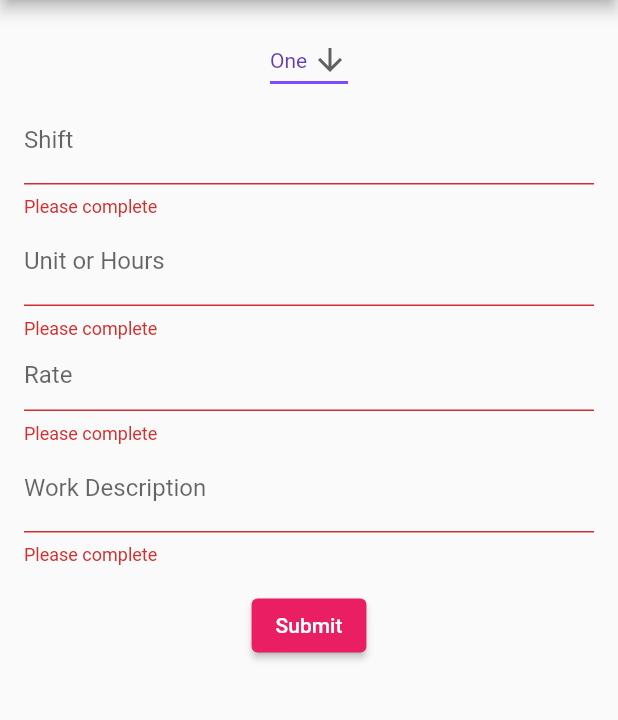
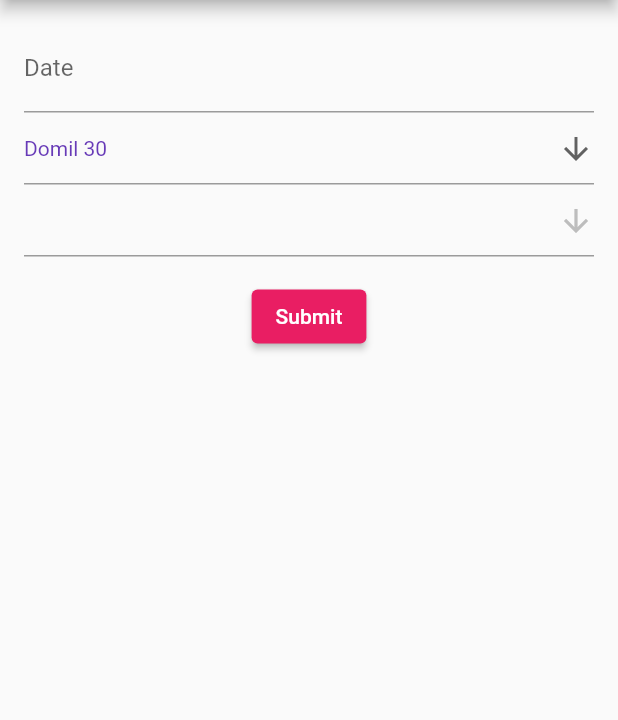
Before and after one commit to femiadeniyi/invoice-app, a Flutter app: the InvoiceForm screen opened directly, after a tap on "Submit", on a phone screen of 412 x 824 dp, the part 84-804 px from its top. Run offline on Flutter 3.47's test engine with Material 2 defaults, Android fonts, the phone set to English and light mode, and no system bars; our stand-ins replace cloud_functions, firebase_core, shared_preferences; accounts and stored records are empty.

Commit message:
feat(50% implemented): need to add to user system then done basic

```diff
--- a/lib/components/invoice.dart
+++ b/lib/components/invoice.dart
@@ -146,7 +146,7 @@ class InvoiceState extends State<Invoice> {
           // SizedBox(height: 8.0),
           FloatingActionButton.extended(
             onPressed: (){_openFormDialog();},
-            label: Text("Add Invoice"),
+            label: Text("Add to timesheet"),
             icon: Icon(Icons.add),
             backgroundColor: Colors.pink,
           ),
--- a/lib/components/invoice_form.dart
+++ b/lib/components/invoice_form.dart
@@ -2,6 +2,7 @@ import 'package:flutter/material.dart';
 import 'package:flutter/services.dart';
 import 'package:intl/intl.dart';
 import 'package:invoice_app/model/invoice_item.dart';
+import 'package:invoice_app/structs/Shift.dart';
 
 class InvoiceForm extends StatefulWidget {
   @override
@@ -14,12 +15,57 @@ class _InvoiceFormState extends State<InvoiceForm> {
   TextEditingController _textEditingController = TextEditingController();
 
   late String shift;
+  String units = "1";
+  late String description;
+  late double rate;
 
-  late double units;
 
-  late String description;
+  List<String> units_selection = [];
+  var shift_values = Shift.defaultValues().map((e) => e.name).toList();
 
-  late double rate;
+
+  setUnitsSelection(){
+    switch (name) {
+      case "Domil 60":
+      case "Domil 45":
+      case "Domil 30": {
+        setState(() {
+          units = "1";
+          units_selection = ["1","2","3","4","5","6"];
+        });
+        break;
+      }
+      case "Long Shift": {
+         setState(() {
+           units = "1 - 12 Hours";
+           units_selection = ["1 - 12 Hours"];
+         });
+        break;
+      }
+      case "Waking Night": {
+        setState(() {
+          units = "1";
+          units_selection = ["1","2","3","4","5","6","7","8","9","10","11","12"];
+        });
+        break;
+      }
+      case "Live in Weekly": {
+        setState(() {
+          units = "1 day";
+          units_selection = ["1 day","2 days","3 days","4 days","5 days","6 days","7 - 1 Week"];
+        });
+        break;
+      }
+      case "Live in Daily": {
+        print("hey");
+        setState(() {
+          units = "1";
+          units_selection = ["1"];
+        });
+        break;
+      }
+    }
+  }
 
   _selectDate(context) async {
     var selectedDate = await showDatePicker(
@@ -33,7 +79,7 @@ class _InvoiceFormState extends State<InvoiceForm> {
     }
   }
 
-  String dropdownValue = 'One';
+  String name = Shift.defaultValues().first.name;
 
   @override
   Widget build(BuildContext context) {
@@ -48,34 +94,11 @@ class _InvoiceFormState extends State<InvoiceForm> {
             padding: EdgeInsets.all(16),
             child: Column(
               children: [
-                DropdownButton<String>(
-                  value: dropdownValue,
-                  icon: const Icon(Icons.arrow_downward),
-                  iconSize: 24,
-                  elevation: 16,
-                  style: const TextStyle(color: Colors.deepPurple),
-                  underline: Container(
-                    height: 2,
-                    color: Colors.deepPurpleAccent,
-                  ),
-                  onChanged: (String? newValue) {
-                    setState(() {
-                      dropdownValue = newValue!;
-                    });
-                  },
-                  items: <String>['One', 'Two', 'Free', 'Four']
-                      .map<DropdownMenuItem<String>>((String value) {
-                    return DropdownMenuItem<String>(
-                      value: value,
-                      child: Text(value),
-                    );
-                  }).toList(),
-                ),
                 TextFormField(
                     onSaved: (value) {
                       shift = value!;
                     },
-                    decoration: const InputDecoration(labelText: "Shift"),
+                    decoration: const InputDecoration(labelText: "Date"),
                     controller: _textEditingController,
                     onTap: () {
                       _selectDate(context);
@@ -86,67 +109,64 @@ class _InvoiceFormState extends State<InvoiceForm> {
                       }
                       return null;
                     }),
-                TextFormField(
-                    onSaved: (value) {
-                      units = double.parse(value!);
-                    },
-                    keyboardType: TextInputType.number,
-                    inputFormatters: <TextInputFormatter>[
-                      FilteringTextInputFormatter.digitsOnly
-                    ],
-                    decoration:
-                        const InputDecoration(labelText: "Unit or Hours"),
-                    validator: (value) {
-                      if (value!.isEmpty) {
-                        return 'Please complete';
-                      }
-                      return null;
-                    }),
-                TextFormField(
-                  onSaved: (value) {
-                    rate = double.parse(value!);
+                DropdownButtonFormField<String>(
+                  onSaved: (value){
+                    name = value!;
                   },
-                  keyboardType: TextInputType.number,
-                  inputFormatters: <TextInputFormatter>[
-                    FilteringTextInputFormatter.digitsOnly
-                  ],
-                  decoration: const InputDecoration(
-                    hintText: 'Rate',
-                  ),
-                  validator: (value) {
-                    if (value!.isEmpty) {
-                      return 'Please complete';
-                    }
-                    return null;
+                  isExpanded: true,
+                  value: name,
+                  icon: const Icon(Icons.arrow_downward),
+                  iconSize: 24,
+                  elevation: 16,
+                  style: const TextStyle(color: Colors.deepPurple),
+                  onChanged: (String? newValue) {
+                    print("you");
+                    setState(() {
+                      name = newValue!;
+                    });
+                    setUnitsSelection();
                   },
+                  items: Shift.defaultValues()
+                      .map<DropdownMenuItem<String>>((Shift value) {
+                    return DropdownMenuItem<String>(
+                      value: value.name,
+                      child: Text(value.name),
+                    );
+                  }).toList(),
                 ),
-                TextFormField(
-                  onSaved: (value) {
-                    description = value!;
+                DropdownButtonFormField<String>(
+                  onSaved: (value){
+                    units = value!;
                   },
-                  decoration: const InputDecoration(
-                    labelText: "Work Description",
-                    hintText:
-                        'e.g - Client A @ Example Address, e.g - Gardening services',
-                  ),
-                  validator: (value) {
-                    if (value!.isEmpty) {
-                      return 'Please complete';
-                    }
-                    return null;
+                  isExpanded: true,
+                  value: units,
+                  icon: const Icon(Icons.arrow_downward),
+                  iconSize: 24,
+                  elevation: 16,
+                  style: const TextStyle(color: Colors.deepPurple),
+                  onChanged: (String? newValue) {
+                    print("you");
                   },
+                  items: units_selection
+                      .map<DropdownMenuItem<String>>((String value) {
+                    return DropdownMenuItem<String>(
+                      value: value,
+                      child: Text(value),
+                    );
+                  }).toList(),
                 ),
+
                 Padding(
                   padding: EdgeInsets.all(16),
                   child: ElevatedButton(
                       onPressed: () {
-                        if (_formKey.currentState!.validate()) {
-                          _formKey.currentState!.save();
-                          var invoiceItem =
-                              new InvoiceItem(description, shift, units, rate);
-                          // If the form is valid, display a Snackbar.
-                          Navigator.of(context).pop(invoiceItem);
-                        }
+                        // if (_formKey.currentState!.validate()) {
+                        //   _formKey.currentState!.save();
+                        //   var invoiceItem =
+                        //       new InvoiceItem(description, shift, units, rate);
+                        //   // If the form is valid, display a Snackbar.
+                        //   Navigator.of(context).pop(invoiceItem);
+                        // }
                       },
                       child: Text("Submit")),
                 )
--- a/lib/main.dart
+++ b/lib/main.dart
@@ -78,11 +78,11 @@ class _MyHomePageState extends State<MyHomePage> {
         items: const <BottomNavigationBarItem>[
           BottomNavigationBarItem(
             icon: Icon(Icons.home),
-            label: 'Invoices',
+            label: 'Timesheets',
           ),
           BottomNavigationBarItem(
-            icon: Icon(Icons.settings),
-            label: 'Settings',
+            icon: Icon(Icons.support_agent),
+            label: 'Support',
           ),
         ],
         currentIndex: _selectedIndex,
--- a/lib/structs/Shift.dart
+++ b/lib/structs/Shift.dart
@@ -3,6 +3,18 @@ class Shift {
   double rate;
 
   Shift(this.name, this.rate);
+
+  static List<Shift> defaultValues() {
+    return [
+      Shift("Domil 30", 5.00),
+      Shift("Domil 45", 7.00),
+      Shift("Domil 60", 9.00),
+      Shift("Long Shift", 108.00),
+      Shift("Waking Night", 9.00),
+      Shift("Live in Weekly", 85.71),
+      Shift("Live in Daily", 150),
+    ];
+  }
 
   Shift.fromJson(Map<String, dynamic> json)
       : name = json["name"],
```
